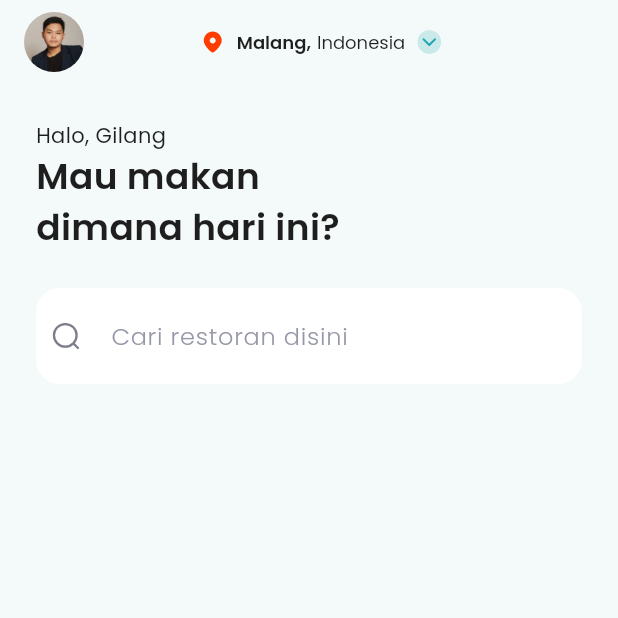
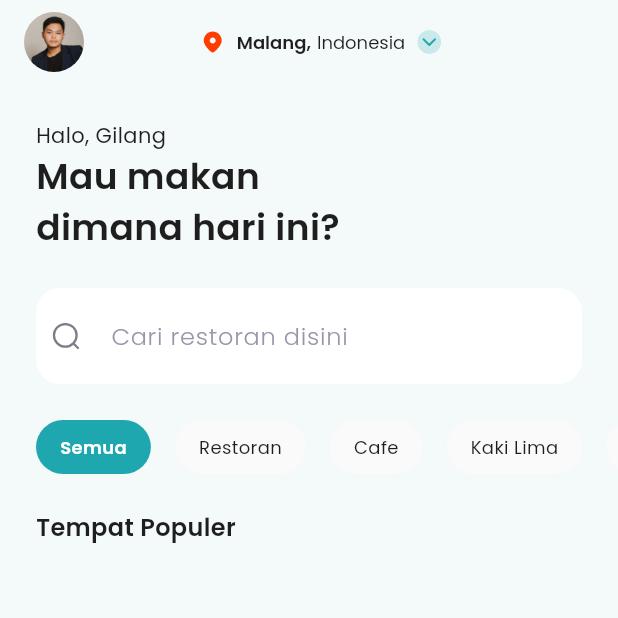
Before and after one commit to gilanghaq/dineinapp, a Flutter app: the HomePage screen opened directly, on a phone screen of 412 x 824 dp, the top half of it. Run offline on Flutter 3.47's test engine with Material 3 defaults, Android fonts, the light colour scheme and no system bars; our stand-ins replace bloc, flutter_bloc, flutter_svg, google_fonts.

Commit message:
create tab bar

```diff
--- /dev/null
+++ b/lib/models/tabitem_model.dart
@@ -0,0 +1,25 @@
+class TabItemModel {
+  final String title;
+
+  TabItemModel({
+    required this.title,
+  });
+}
+
+final List<TabItemModel> item_data = [
+  TabItemModel(
+    title: 'Semua',
+  ),
+  TabItemModel(
+    title: 'Restoran',
+  ),
+  TabItemModel(
+    title: 'Cafe',
+  ),
+  TabItemModel(
+    title: 'Kaki Lima',
+  ),
+  TabItemModel(
+    title: 'Rumah',
+  ),
+];
--- a/lib/screens/pages/home_page.dart
+++ b/lib/screens/pages/home_page.dart
@@ -2,9 +2,17 @@ import 'package:dineinapp/screens/widgets/customtextfield_widget.dart';
 import 'package:dineinapp/themes/theme.dart';
 import 'package:flutter/material.dart';
 import 'package:flutter_svg/svg.dart';
+import 'package:dineinapp/models/tabitem_model.dart';
 
-class HomePage extends StatelessWidget {
+class HomePage extends StatefulWidget {
   const HomePage({Key? key});
+
+  @override
+  State<HomePage> createState() => _HomePageState();
+}
+
+class _HomePageState extends State<HomePage> {
+  int _itemIndex = 0;
 
   @override
   Widget build(BuildContext context) {
@@ -77,6 +85,7 @@ class HomePage extends StatelessWidget {
 
     Widget greeting() {
       return Container(
+        padding: EdgeInsets.symmetric(horizontal: 24),
         margin: EdgeInsets.only(
           top: 24,
         ),
@@ -104,6 +113,7 @@ class HomePage extends StatelessWidget {
 
     Widget searchBar() {
       return Container(
+        padding: EdgeInsets.symmetric(horizontal: 24),
         margin: EdgeInsets.only(top: 24),
         child: CustomTextField(
           icon: 'assets/svgs/ic_search.svg',
@@ -112,14 +122,91 @@ class HomePage extends StatelessWidget {
       );
     }
 
+    Widget tabBar() {
+      Widget mainBody() {
+        return Container(
+          margin: EdgeInsets.only(top: 24),
+          padding: EdgeInsets.symmetric(horizontal: 24),
+          width: double.infinity,
+          height: 500,
+          child: Column(
+            crossAxisAlignment: CrossAxisAlignment.start,
+            children: [
+              Text(
+                'Tempat Populer',
+                style: blackText.copyWith(
+                  fontSize: 16,
+                  fontWeight: semibold,
+                ),
+              ),
+            ],
+          ),
+        );
+      }
+
+      return Column(
+        children: [
+          Container(
+            height: 36,
+            width: double.infinity,
+            color: Colors.transparent,
+            child: IntrinsicWidth(
+              child: ListView.builder(
+                  padding: EdgeInsets.symmetric(horizontal: 24),
+                  physics: BouncingScrollPhysics(),
+                  itemCount: item_data.length,
+                  scrollDirection: Axis.horizontal,
+                  itemBuilder: (context, index) {
+                    return GestureDetector(
+                      onTap: () {
+                        setState(
+                          () {
+                            _itemIndex = index;
+                          },
+                        );
+                      },
+                      child: AnimatedContainer(
+                        duration: Duration(milliseconds: 100),
+                        margin: const EdgeInsets.only(right: 16),
+                        padding: EdgeInsets.symmetric(horizontal: 16),
+                        decoration: BoxDecoration(
+                          color: _itemIndex == index ? primary : white,
+                          borderRadius: BorderRadius.circular(104),
+                        ),
+                        child: Center(
+                          child: Text(
+                            item_data[index].title,
+                            style: _itemIndex == index
+                                ? whiteText.copyWith(
+                                    fontSize: 12,
+                                    fontWeight: semibold,
+                                  )
+                                : blackText.copyWith(
+                                    fontSize: 12,
+                                    fontWeight: regular,
+                                  ),
+                          ),
+                        ),
+                      ),
+                    );
+                  }),
+            ),
+          ),
+
+          //MAIN BODY
+          mainBody()
+        ],
+      );
+    }
+
     return Scaffold(
       appBar: appBar(),
       backgroundColor: background,
       body: ListView(
-        padding: EdgeInsets.symmetric(horizontal: 24),
         children: [
           greeting(),
           searchBar(),
+          tabBar(),
         ],
       ),
     );
```
Also changed, not shown: lib/screens/pages/booked_page.dart (+3 -4 lines), assets/imgs/restaurant_1.png (added), assets/imgs/restaurant_2.png (added).
